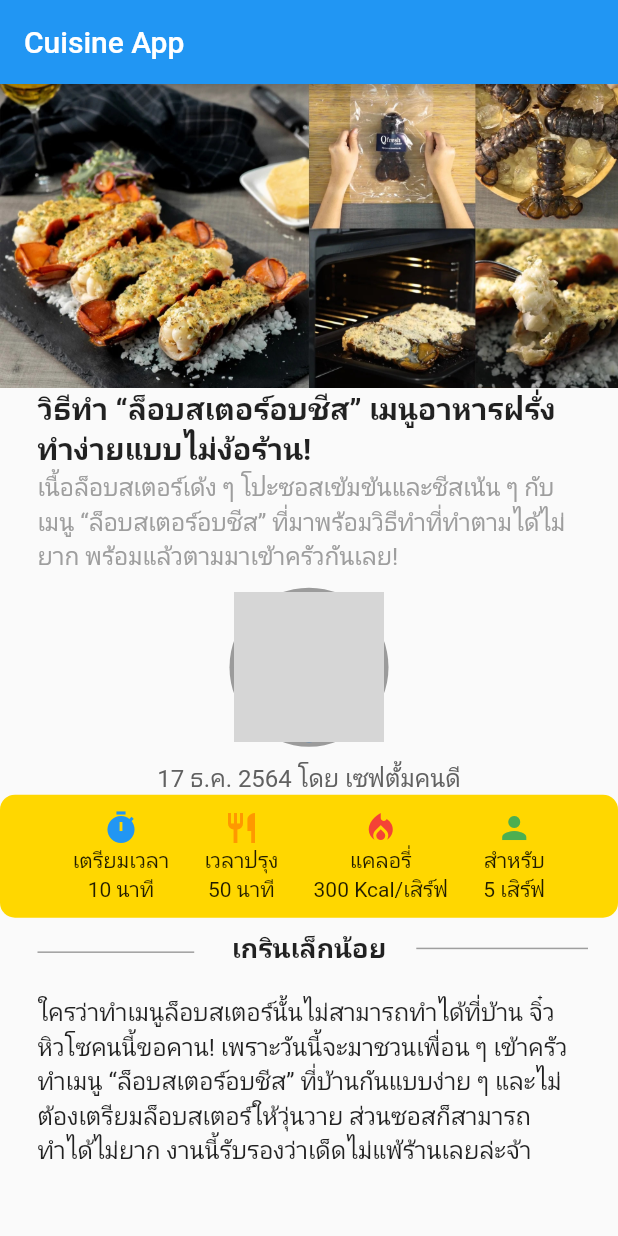
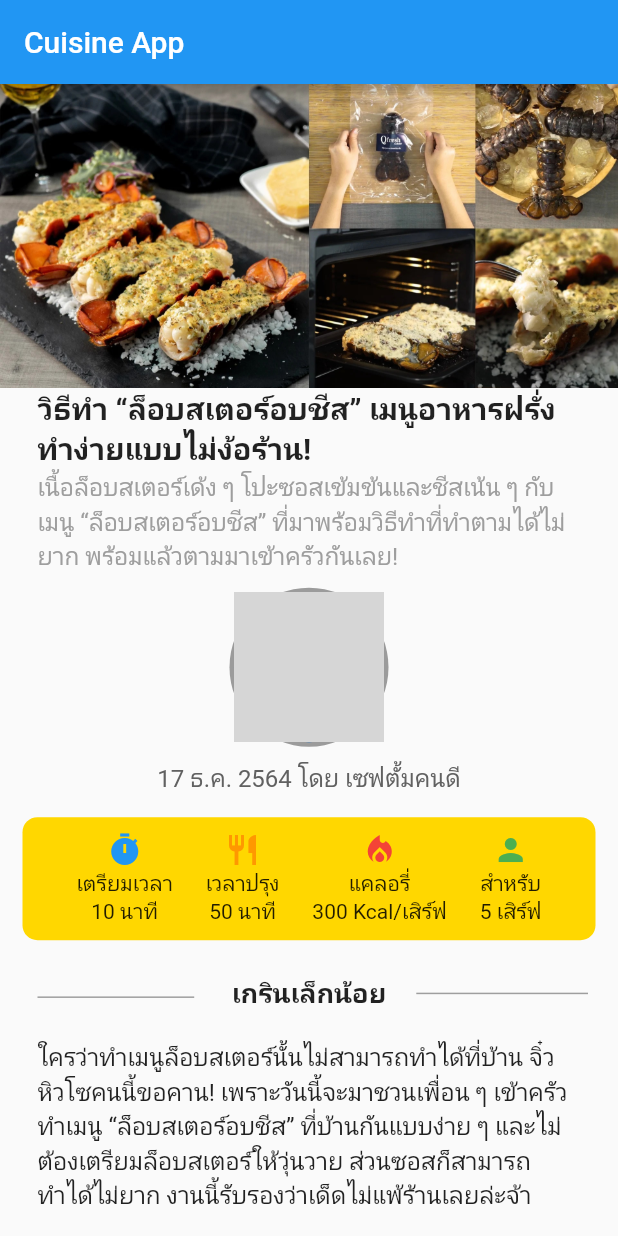
Before and after one commit to TumYothin/Cuisine-app, a Flutter app: the screen it shows after launch, on a phone screen of 412 x 824 dp. Run offline on Flutter 3.47's test engine with Material 2 defaults, Android fonts, the phone set to English and light mode, and no system bars; our stand-ins replace font_awesome_flutter, google_fonts; network calls fail; Roboto replaces fonts that are missing (Prompt); grey boxes are pictures that could not be loaded.

Commit message:
third-com

```diff
--- a/lib/page/menu.dart
+++ b/lib/page/menu.dart
@@ -19,7 +19,10 @@ class MyHomePage extends StatelessWidget {
               infor(),
               profile(),
               name_chef(),
-              time_finish(),
+              Padding(
+                padding: const EdgeInsets.all(15.0),
+                child: time_finish(),
+              ),
               line(),
               describe()
             ],
@@ -80,15 +83,15 @@ class MyHomePage extends StatelessWidget {
   }
 
   Widget time_finish() => Container(
-        padding: EdgeInsets.only(left: 25, right: 25, top: 10, bottom: 10),
         decoration: BoxDecoration(
           color: Color.fromRGBO(255, 215, 0, 20),
           borderRadius: BorderRadius.all(
             Radius.circular(10),
           ),
         ),
+        padding: EdgeInsets.only(left: 25, right: 25, top: 10, bottom: 10),
         child: Row(
-          mainAxisAlignment: MainAxisAlignment.spaceEvenly,
+          mainAxisAlignment: MainAxisAlignment.spaceAround,
           children: [
             Column(
               children: [
```
